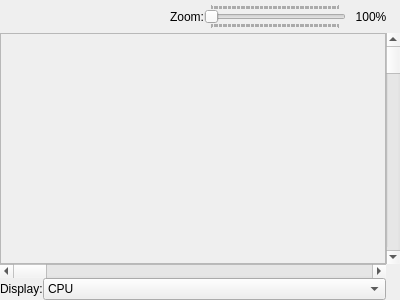
This is debugger/codedataloggerdockwidget.ui in christopherpow/nesicide as Qt 5 draws it before an edit. The edited form follows.
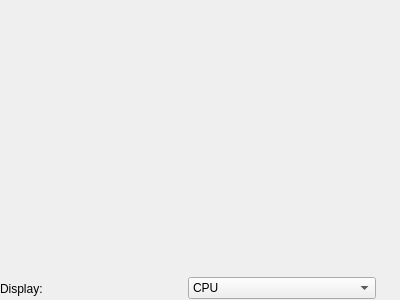
This is the edited form. Icons and pictures are not drawn.

Commit message: Replacing unique renderers with a single renderer. Adding pan/zoom functionality to all displays using a single pan/zoom renderer class.

Diff of the .ui file:
```diff
--- a/debugger/codedataloggerdockwidget.ui
+++ b/debugger/codedataloggerdockwidget.ui
@@ -21,122 +21,7 @@
     <property name="spacing">
      <number>0</number>
     </property>
-    <item row="0" column="0" colspan="2">
-     <layout class="QHBoxLayout" name="horizontalLayout">
-      <property name="margin">
-       <number>4</number>
-      </property>
-      <item>
-       <widget class="QToolButton" name="exportData">
-        <property name="toolTip">
-         <string>Export</string>
-        </property>
-        <property name="text">
-         <string/>
-        </property>
-        <property name="icon">
-         <iconset resource="../resource.qrc">
-          <normaloff>:/resources/22_document-save.png</normaloff>:/resources/22_document-save.png</iconset>
-        </property>
-        <property name="iconSize">
-         <size>
-          <width>16</width>
-          <height>16</height>
-         </size>
-        </property>
-        <property name="autoRaise">
-         <bool>true</bool>
-        </property>
-       </widget>
-      </item>
-      <item>
-       <spacer name="horizontalSpacer">
-        <property name="orientation">
-         <enum>Qt::Horizontal</enum>
-        </property>
-        <property name="sizeHint" stdset="0">
-         <size>
-          <width>40</width>
-          <height>20</height>
-         </size>
-        </property>
-       </spacer>
-      </item>
-      <item>
-       <widget class="QLabel" name="label_2">
-        <property name="text">
-         <string>Zoom:</string>
-        </property>
-       </widget>
-      </item>
-      <item>
-       <widget class="QSlider" name="zoomSlider">
-        <property name="minimum">
-         <number>100</number>
-        </property>
-        <property name="maximum">
-         <number>10000</number>
-        </property>
-        <property name="singleStep">
-         <number>100</number>
-        </property>
-        <property name="pageStep">
-         <number>100</number>
-        </property>
-        <property name="value">
-         <number>100</number>
-        </property>
-        <property name="tracking">
-         <bool>true</bool>
-        </property>
-        <property name="orientation">
-         <enum>Qt::Horizontal</enum>
-        </property>
-        <property name="invertedAppearance">
-         <bool>false</bool>
-        </property>
-        <property name="invertedControls">
-         <bool>false</bool>
-        </property>
-        <property name="tickPosition">
-         <enum>QSlider::TicksBothSides</enum>
-        </property>
-        <property name="tickInterval">
-         <number>100</number>
-        </property>
-       </widget>
-      </item>
-      <item>
-       <widget class="QLabel" name="zoomValueLabel">
-        <property name="sizePolicy">
-         <sizepolicy hsizetype="Fixed" vsizetype="Preferred">
-          <horstretch>0</horstretch>
-          <verstretch>0</verstretch>
-         </sizepolicy>
-        </property>
-        <property name="minimumSize">
-         <size>
-          <width>50</width>
-          <height>0</height>
-         </size>
-        </property>
-        <property name="maximumSize">
-         <size>
-          <width>50</width>
-          <height>16777215</height>
-         </size>
-        </property>
-        <property name="text">
-         <string>100%</string>
-        </property>
-        <property name="alignment">
-         <set>Qt::AlignCenter</set>
-        </property>
-       </widget>
-      </item>
-     </layout>
-    </item>
-    <item row="1" column="0">
+    <item row="0" column="0">
      <widget class="QFrame" name="frame">
       <property name="sizePolicy">
        <sizepolicy hsizetype="Preferred" vsizetype="Expanding">
@@ -148,7 +33,7 @@
        <bool>false</bool>
       </property>
       <property name="frameShape">
-       <enum>QFrame::StyledPanel</enum>
+       <enum>QFrame::NoFrame</enum>
       </property>
       <property name="frameShadow">
        <enum>QFrame::Sunken</enum>
@@ -163,30 +48,16 @@
       </layout>
      </widget>
     </item>
-    <item row="1" column="1">
-     <widget class="QScrollBar" name="verticalScrollBar">
-      <property name="orientation">
-       <enum>Qt::Vertical</enum>
-      </property>
-     </widget>
-    </item>
-    <item row="2" column="0">
-     <widget class="QScrollBar" name="horizontalScrollBar">
-      <property name="orientation">
-       <enum>Qt::Horizontal</enum>
-      </property>
-     </widget>
-    </item>
-    <item row="4" column="0">
-     <layout class="QFormLayout" name="formLayout">
-      <item row="0" column="0">
+    <item row="1" column="0">
+     <layout class="QHBoxLayout" name="horizontalLayout">
+      <item>
        <widget class="QLabel" name="label">
         <property name="text">
          <string>Display:</string>
         </property>
        </widget>
       </item>
-      <item row="0" column="1">
+      <item>
        <widget class="QComboBox" name="displaySelect">
         <item>
          <property name="text">
@@ -200,6 +71,29 @@
         </item>
        </widget>
       </item>
+      <item>
+       <widget class="QToolButton" name="exportData">
+        <property name="toolTip">
+         <string>Export</string>
+        </property>
+        <property name="text">
+         <string/>
+        </property>
+        <property name="icon">
+         <iconset resource="../resource.qrc">
+          <normaloff>:/resources/22_document-save.png</normaloff>:/resources/22_document-save.png</iconset>
+        </property>
+        <property name="iconSize">
+         <size>
+          <width>16</width>
+          <height>16</height>
+         </size>
+        </property>
+        <property name="autoRaise">
+         <bool>true</bool>
+        </property>
+       </widget>
+      </item>
      </layout>
     </item>
    </layout>
```
The commit also changes 38 other files.
